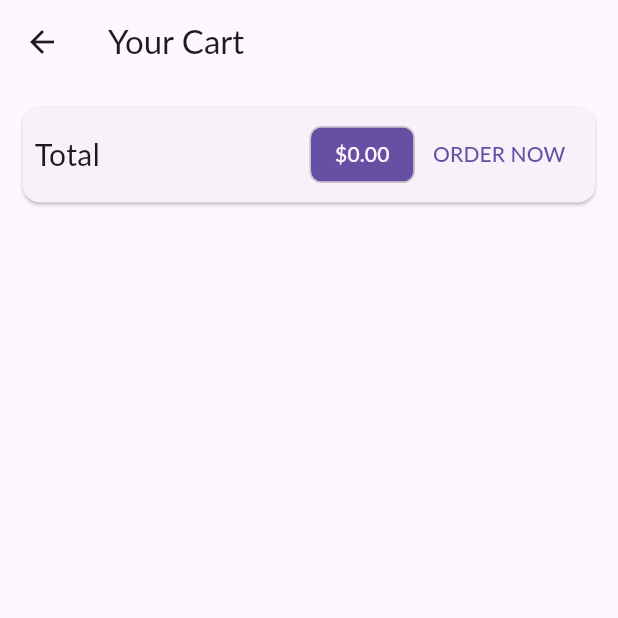
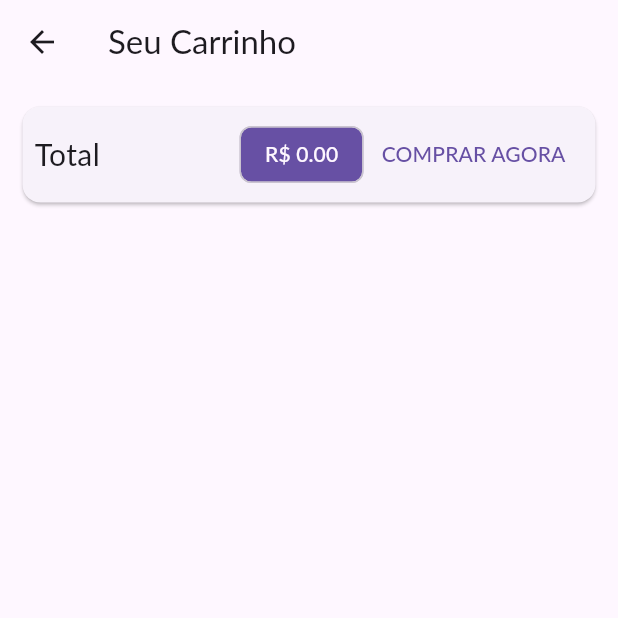
Before and after one commit to gabrielalmir/coffeebreak, a Flutter app: the CartScreen screen opened by its route, on a phone screen of 412 x 824 dp, the top half of it. Run offline on Flutter 3.47's test engine with Material 3 defaults, Android fonts, the phone set to English and light mode, and no system bars; network calls fail; Roboto replaces fonts that are missing (Lato).

```diff
--- /dev/null
+++ b/lib/models/cart_item.dart
@@ -0,0 +1,15 @@
+class CartItemModel {
+  final String id;
+  final String name;
+  final int quantity;
+  final double price;
+  final String imageUrl;
+
+  CartItemModel({
+    required this.id,
+    required this.name,
+    required this.quantity,
+    required this.price,
+    required this.imageUrl,
+  });
+}
--- a/lib/pages/cart_screen.dart
+++ b/lib/pages/cart_screen.dart
@@ -1,16 +1,20 @@
+
+
+
+import 'package:coffeebreak/providers/cart_provider.dart';
 import 'package:coffeebreak/widgets/cart_item.dart';
 import 'package:flutter/material.dart';
 import 'package:provider/provider.dart';
-import '../providers/cart_provider.dart';
-
 
 class CartScreen extends StatelessWidget {
+  const CartScreen({super.key});
+
   @override
   Widget build(BuildContext context) {
     final cart = Provider.of<CartProvider>(context);
     return Scaffold(
       appBar: AppBar(
-        title: const Text('Your Cart'),
+        title: const Text('Seu Carrinho'),
       ),
       body: Column(
         children: <Widget>[
@@ -28,7 +32,7 @@ class CartScreen extends StatelessWidget {
                   const Spacer(),
                   Chip(
                     label: Text(
-                      '\$${cart.totalAmount.toStringAsFixed(2)}',
+                      'R\$ ${cart.totalAmount.toStringAsFixed(2)}',
                       style: TextStyle(
                         color: Theme.of(context).primaryTextTheme.headlineSmall!.color,
                       ),
@@ -36,7 +40,7 @@ class CartScreen extends StatelessWidget {
                     backgroundColor: Theme.of(context).primaryColor,
                   ),
                   TextButton(
-                    child: const Text('ORDER NOW'),
+                    child: const Text('COMPRAR AGORA'),
                     onPressed: () {},
                   ),
                 ],
@@ -47,7 +51,7 @@ class CartScreen extends StatelessWidget {
           Expanded(
             child: ListView.builder(
               itemCount: cart.items.length,
-              itemBuilder: (ctx, i) => CartItem(
+              itemBuilder: (ctx, i) => CartItemWidget(
                 cart.items.values.toList()[i],
               ),
             ),
--- a/lib/pages/coffee_detail_screen.dart
+++ b/lib/pages/coffee_detail_screen.dart
@@ -1,6 +1,6 @@
+import 'package:coffeebreak/models/coffee.dart';
 import 'package:flutter/material.dart';
 import 'package:provider/provider.dart';
-import '../models/coffee.dart';
 import '../providers/cart_provider.dart';
 
 class CoffeeDetailScreen extends StatelessWidget {
@@ -55,7 +55,7 @@ class CoffeeDetailScreen extends StatelessWidget {
               mainAxisAlignment: MainAxisAlignment.spaceBetween,
               children: [
                 Text(
-                  'Rp ${coffee.price}',
+                  'R\$ ${coffee.price.toStringAsFixed(2)}',
                   style: const TextStyle(
                     fontSize: 24,
                     fontWeight: FontWeight.bold,
@@ -70,7 +70,7 @@ class CoffeeDetailScreen extends StatelessWidget {
                     foregroundColor: Colors.white, backgroundColor: Colors.orange,
                     padding: const EdgeInsets.symmetric(horizontal: 20, vertical: 10),
                   ),
-                  child: const Text('Add to cart'),
+                  child: const Text('Adicionar'),
                 ),
               ],
             ),
--- a/lib/widgets/coffee_item.dart
+++ b/lib/widgets/coffee_item.dart
@@ -1,7 +1,8 @@
+import 'package:coffeebreak/models/coffee.dart';
+import 'package:coffeebreak/providers/cart_provider.dart';
 import 'package:flutter/material.dart';
-import '../models/coffee.dart';
+
 import 'package:provider/provider.dart';
-import '../providers/cart_provider.dart';
 
 class CoffeeItem extends StatelessWidget {
   final Coffee coffee;
@@ -18,6 +19,7 @@ class CoffeeItem extends StatelessWidget {
         );
       },
       child: Card(
+        color: Colors.grey[100],
         margin: const EdgeInsets.only(bottom: 10),
         child: ListTile(
           contentPadding: const EdgeInsets.fromLTRB(10, 0, 10, 10),
```
Also changed, not shown: lib/pages/home.dart (+54 -7 lines), lib/providers/cart_provider.dart (+34 -7 lines), lib/widgets/cart_item.dart (+10 -10 lines).
